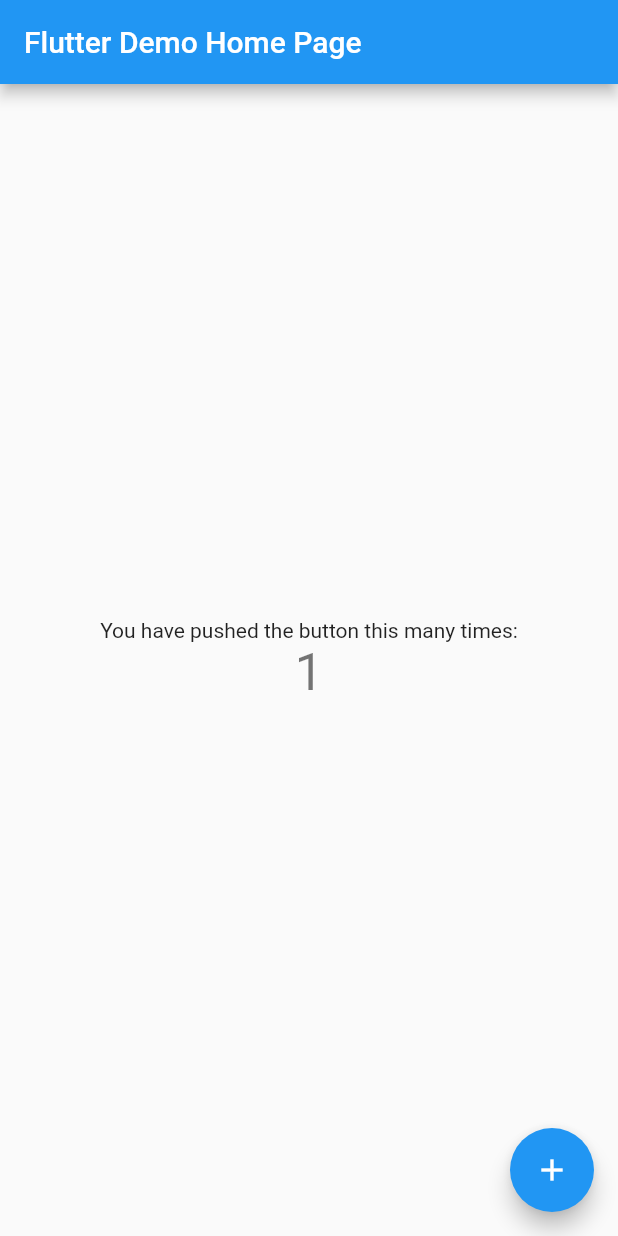
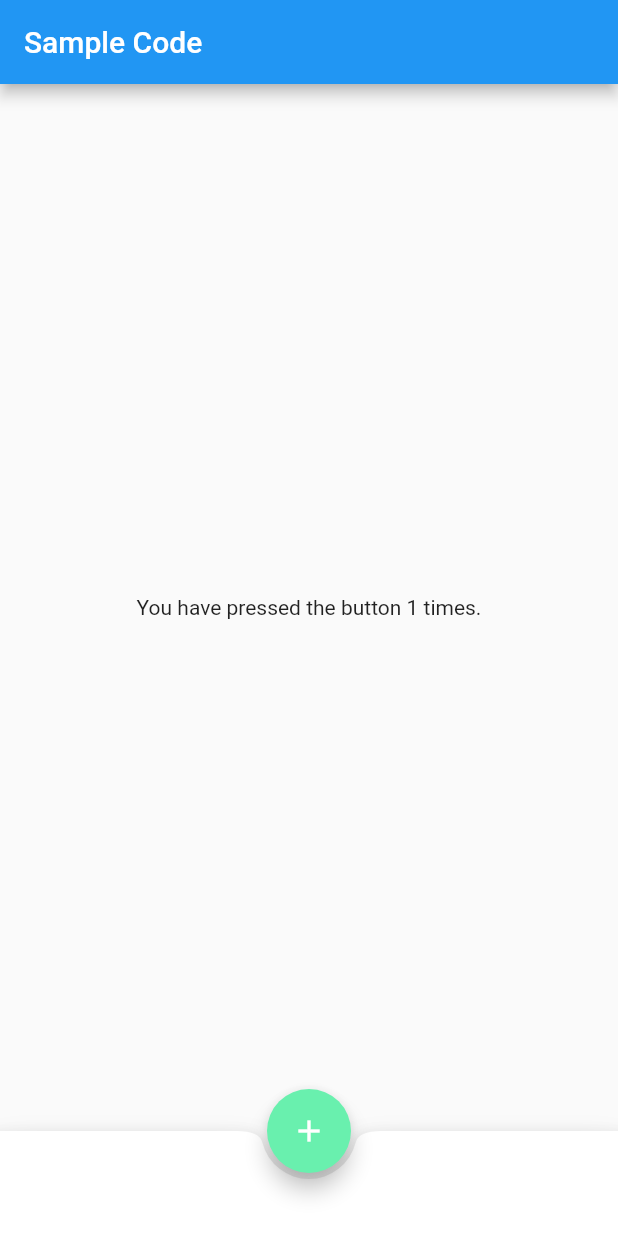
Before and after one commit to EvanHa/flutterStudy, a Flutter app: the screen it shows after launch, after a tap on the "add" icon, on a phone screen of 412 x 824 dp. Run offline on Flutter 3.47's test engine with Material 2 defaults, Android fonts, the phone set to English and light mode, and no system bars.

Commit message:
[Add] scaffold

```diff
--- a/flutter_app/lib/main.dart
+++ b/flutter_app/lib/main.dart
@@ -1,111 +1,66 @@
+// Flutter code sample for Scaffold
+
+// This example shows a [Scaffold] with an [AppBar], a [BottomAppBar] and a
+// [FloatingActionButton]. The [body] is a [Text] placed in a [Center] in order
+// to center the text within the [Scaffold]. The [FloatingActionButton] is
+// centered and docked within the [BottomAppBar] using
+// [FloatingActionButtonLocation.centerDocked]. The [FloatingActionButton] is
+// connected to a callback that increments a counter.
+//
+// ![](https://flutter.github.io/assets-for-api-docs/assets/material/scaffold_bottom_app_bar.png)
+
 import 'package:flutter/material.dart';
 
 void main() => runApp(MyApp());
 
+/// This Widget is the main application widget.
 class MyApp extends StatelessWidget {
-  // This widget is the root of your application.
+  static const String _title = 'Flutter Code Sample';
+
   @override
   Widget build(BuildContext context) {
     return MaterialApp(
-      title: 'Flutter Demo',
-      theme: ThemeData(
-        // This is the theme of your application.
-        //
-        // Try running your application with "flutter run". You'll see the
-        // application has a blue toolbar. Then, without quitting the app, try
-        // changing the primarySwatch below to Colors.green and then invoke
-        // "hot reload" (press "r" in the console where you ran "flutter run",
-        // or simply save your changes to "hot reload" in a Flutter IDE).
-        // Notice that the counter didn't reset back to zero; the application
-        // is not restarted.
-        primarySwatch: Colors.blue,
-      ),
-      home: MyHomePage(title: 'Flutter Demo Home Page'),
+      title: _title,
+      home: MyStatefulWidget(),
     );
   }
 }
 
-class MyHomePage extends StatefulWidget {
-  MyHomePage({Key key, this.title}) : super(key: key);
-
-  // This widget is the home page of your application. It is stateful, meaning
-  // that it has a State object (defined below) that contains fields that affect
-  // how it looks.
-
-  // This class is the configuration for the state. It holds the values (in this
-  // case the title) provided by the parent (in this case the App widget) and
-  // used by the build method of the State. Fields in a Widget subclass are
-  // always marked "final".
-
-  final String title;
+class MyStatefulWidget extends StatefulWidget {
+  MyStatefulWidget({Key key}) : super(key: key);
 
   @override
-  _MyHomePageState createState() => _MyHomePageState();
+  _MyStatefulWidgetState createState() => _MyStatefulWidgetState();
 }
 
-class _MyHomePageState extends State<MyHomePage> {
-  int _counter = 0;
+class _MyStatefulWidgetState extends State<MyStatefulWidget> {
+  int _count = 0;
 
-  void _incrementCounter() {
-    setState(() {
-      // This call to setState tells the Flutter framework that something has
-      // changed in this State, which causes it to rerun the build method below
-      // so that the display can reflect the updated values. If we changed
-      // _counter without calling setState(), then the build method would not be
-      // called again, and so nothing would appear to happen.
-      _counter++;
-    });
-  }
-
-  @override
   Widget build(BuildContext context) {
-    // This method is rerun every time setState is called, for instance as done
-    // by the _incrementCounter method above.
-    //
-    // The Flutter framework has been optimized to make rerunning build methods
-    // fast, so that you can just rebuild anything that needs updating rather
-    // than having to individually change instances of widgets.
     return Scaffold(
       appBar: AppBar(
-        // Here we take the value from the MyHomePage object that was created by
-        // the App.build method, and use it to set our appbar title.
-        title: Text(widget.title),
+        title: Text('Sample Code'),
       ),
       body: Center(
-        // Center is a layout widget. It takes a single child and positions it
-        // in the middle of the parent.
-        child: Column(
-          // Column is also a layout widget. It takes a list of children and
-          // arranges them vertically. By default, it sizes itself to fit its
-          // children horizontally, and tries to be as tall as its parent.
-          //
-          // Invoke "debug painting" (press "p" in the console, choose the
-          // "Toggle Debug Paint" action from the Flutter Inspector in Android
-          // Studio, or the "Toggle Debug Paint" command in Visual Studio Code)
-          // to see the wireframe for each widget.
-          //
-          // Column has various properties to control how it sizes itself and
-          // how it positions its children. Here we use mainAxisAlignment to
-          // center the children vertically; the main axis here is the vertical
-          // axis because Columns are vertical (the cross axis would be
-          // horizontal).
-          mainAxisAlignment: MainAxisAlignment.center,
-          children: <Widget>[
-            Text(
-              'You have pushed the button this many times:',
-            ),
-            Text(
-              '$_counter',
-              style: Theme.of(context).textTheme.headline4,
-            ),
-          ],
+        child: Text('You have pressed the button $_count times.'),
+      ),
+      bottomNavigationBar: BottomAppBar(
+        shape: const CircularNotchedRectangle(),
+        child: Container(
+          height: 70.0,
         ),
       ),
       floatingActionButton: FloatingActionButton(
-        onPressed: _incrementCounter,
-        tooltip: 'Increment',
+        onPressed: () => setState(() {
+          _count++;
+        }),
+        tooltip: 'Increment Counter',
         child: Icon(Icons.add),
-      ), // This trailing comma makes auto-formatting nicer for build methods.
+        backgroundColor: Colors.greenAccent,
+        materialTapTargetSize: MaterialTapTargetSize.padded,
+
+      ),
+      floatingActionButtonLocation: FloatingActionButtonLocation.centerDocked,
     );
   }
 }
```
Also changed, not shown: 1 other file.
